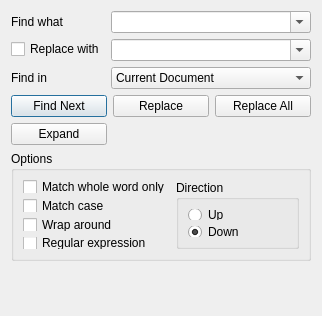
Before: the Qt Designer form Qitom/ui/dialogReplace.ui in itom-project/itom, drawn with Qt 5.
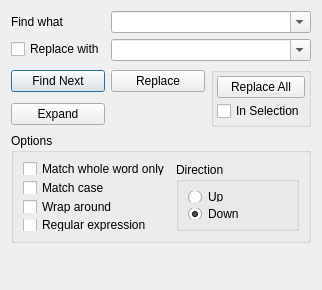
After: the same form once the commit is applied.

Commit message: bugfixed find and replace

```diff
--- a/Qitom/ui/dialogReplace.ui
+++ b/Qitom/ui/dialogReplace.ui
@@ -7,7 +7,7 @@
     <x>0</x>
     <y>0</y>
     <width>311</width>
-    <height>316</height>
+    <height>290</height>
    </rect>
   </property>
   <property name="sizePolicy">
@@ -31,7 +31,7 @@
   <property name="windowTitle">
    <string>Find and Replace</string>
   </property>
-  <layout class="QVBoxLayout" name="verticalLayout_3">
+  <layout class="QVBoxLayout" name="verticalLayout_4">
    <item>
     <layout class="QFormLayout" name="formLayout">
      <item row="0" column="0">
@@ -101,36 +101,6 @@
        </property>
       </widget>
      </item>
-     <item row="2" column="0">
-      <widget class="QLabel" name="label">
-       <property name="text">
-        <string>Find in</string>
-       </property>
-       <property name="buddy">
-        <cstring>comboBoxFindIn</cstring>
-       </property>
-      </widget>
-     </item>
-     <item row="2" column="1">
-      <widget class="QComboBox" name="comboBoxFindIn">
-       <property name="minimumSize">
-        <size>
-         <width>200</width>
-         <height>0</height>
-        </size>
-       </property>
-       <item>
-        <property name="text">
-         <string>Current Document</string>
-        </property>
-       </item>
-       <item>
-        <property name="text">
-         <string>Selection</string>
-        </property>
-       </item>
-      </widget>
-     </item>
     </layout>
    </item>
    <item>
@@ -161,7 +131,28 @@
        </property>
       </widget>
      </item>
-     <item row="0" column="2">
+     <item row="0" column="2" rowspan="2">
+      <widget class="QGroupBox" name="groupBox">
+       <property name="title">
+        <string/>
+       </property>
+       <layout class="QVBoxLayout" name="verticalLayout_3">
+        <property name="spacing">
+         <number>3</number>
+        </property>
+        <property name="leftMargin">
+         <number>3</number>
+        </property>
+        <property name="topMargin">
+         <number>3</number>
+        </property>
+        <property name="rightMargin">
+         <number>3</number>
+        </property>
+        <property name="bottomMargin">
+         <number>3</number>
+        </property>
+        <item>
       <widget class="QPushButton" name="pushButtonReplaceAll">
        <property name="acceptDrops">
         <bool>false</bool>
@@ -174,6 +165,16 @@
        </property>
       </widget>
      </item>
+        <item>
+         <widget class="QCheckBox" name="checkBoxReplaceInSelection">
+          <property name="text">
+           <string>In Selection</string>
+          </property>
+         </widget>
+        </item>
+       </layout>
+      </widget>
+     </item>
      <item row="1" column="0">
       <widget class="QPushButton" name="pushButtonExpand">
        <property name="text">
```
Left out of the diff: 2 changed lines with no effect on the pictures. Lines whose indentation alone changed are shown as unchanged. The commit also changes 5 other files.
